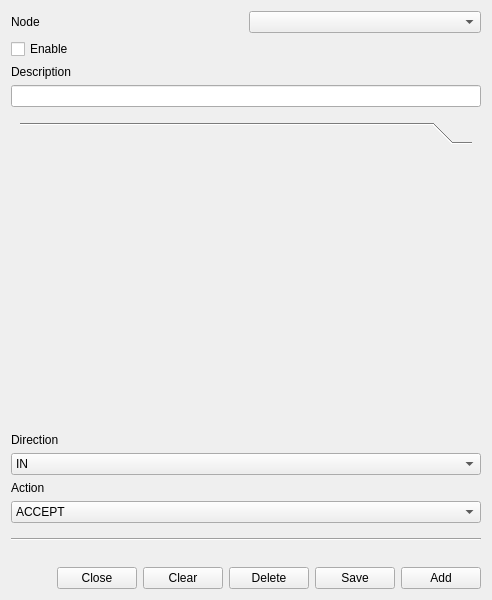
evilsocket/opensnitch, file ui/opensnitch/res/firewall_rule.ui: the form before one commit.
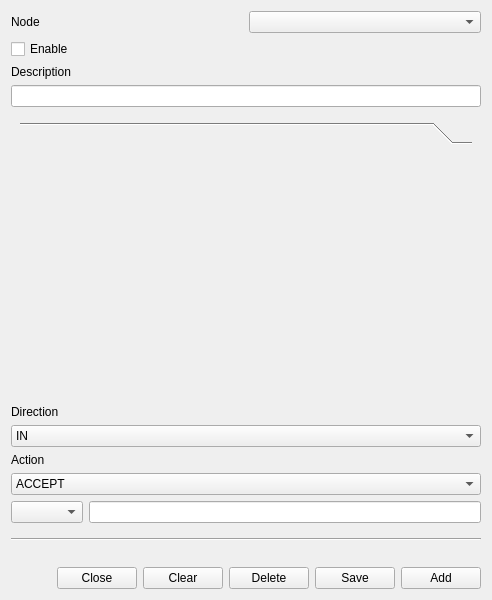
The form after the commit. Icons and pictures are not drawn.

Commit message:
ui, fw: allow to configure verdicts parameters
- Allow to configure DNAT, SNAT, REDIRECT and QUEUE verdicts' parameters.
- Allow to add rules to FORWARD, PREROUTING and POSTROUTING chains.

The edit to the form file:
```diff
--- a/ui/opensnitch/res/firewall_rule.ui
+++ b/ui/opensnitch/res/firewall_rule.ui
@@ -297,6 +297,28 @@
         </item>
        </widget>
       </item>
+      <item>
+       <layout class="QHBoxLayout" name="horizontalLayout_2">
+        <item>
+         <widget class="QComboBox" name="comboVerdictParms"/>
+        </item>
+        <item>
+         <widget class="QLineEdit" name="lineVerdictParms">
+          <property name="toolTip">
+           <string>depending on the Action (i.e.: target), the syntaxis of the parameters will vary.
+Some examples:
+
+QUEUE -&gt; num 0 (or 1, 2, ...)
+REDIRECT, TPROXY, DNAT, SNAT, MASQUERADE:
+ to :22
+ to 192.168.1.254:8080
+ to 192.168.1.254
+ to 1024-2048 (masquerade)</string>
+          </property>
+         </widget>
+        </item>
+       </layout>
+      </item>
      </layout>
     </widget>
    </item>
```
Left out of the diff: 43 changed lines with no effect on the pictures. The commit also changes 3 other files.
